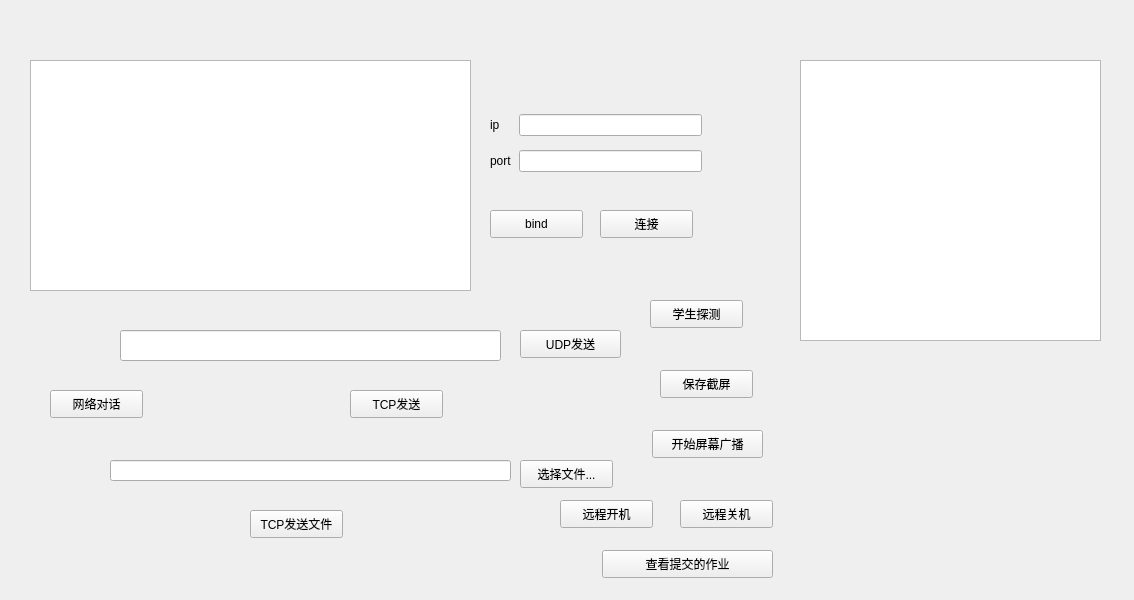
The window that widget.ui (hzy-gitting/DMTJX-Teacher) describes before a commit, drawn with Qt 5.
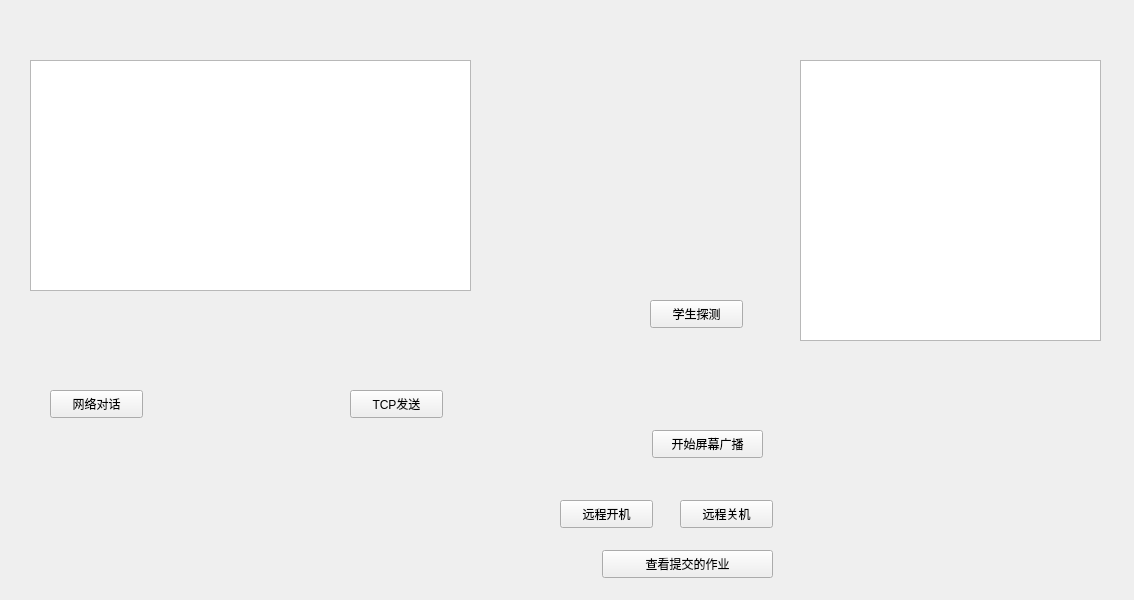
The same window after the commit.

What changed in the file:
```diff
--- a/widget.ui
+++ b/widget.ui
@@ -13,80 +13,6 @@
   <property name="windowTitle">
    <string>教师端</string>
   </property>
-  <widget class="QPushButton" name="pushButton">
-   <property name="geometry">
-    <rect>
-     <x>520</x>
-     <y>330</y>
-     <width>101</width>
-     <height>28</height>
-    </rect>
-   </property>
-   <property name="text">
-    <string>UDP发送</string>
-   </property>
-  </widget>
-  <widget class="QLineEdit" name="lineEdit">
-   <property name="geometry">
-    <rect>
-     <x>120</x>
-     <y>330</y>
-     <width>381</width>
-     <height>31</height>
-    </rect>
-   </property>
-  </widget>
-  <widget class="QWidget" name="gridLayoutWidget">
-   <property name="geometry">
-    <rect>
-     <x>490</x>
-     <y>100</y>
-     <width>212</width>
-     <height>86</height>
-    </rect>
-   </property>
-   <layout class="QGridLayout" name="gridLayout">
-    <property name="horizontalSpacing">
-     <number>7</number>
-    </property>
-    <property name="verticalSpacing">
-     <number>0</number>
-    </property>
-    <item row="1" column="0">
-     <widget class="QLabel" name="label_3">
-      <property name="text">
-       <string>port</string>
-      </property>
-     </widget>
-    </item>
-    <item row="0" column="0">
-     <widget class="QLabel" name="label_2">
-      <property name="text">
-       <string>ip</string>
-      </property>
-     </widget>
-    </item>
-    <item row="0" column="1">
-     <widget class="QLineEdit" name="ipEdit"/>
-    </item>
-    <item row="1" column="1">
-     <widget class="QLineEdit" name="portEdit"/>
-    </item>
-   </layout>
-  </widget>
-  <widget class="QPushButton" name="bindButton">
-   <property name="geometry">
-    <rect>
-     <x>490</x>
-     <y>210</y>
-     <width>93</width>
-     <height>28</height>
-    </rect>
-   </property>
-   <property name="text">
-    <string>bind</string>
-   </property>
-  </widget>
   <widget class="QPushButton" name="tcpSendBtn">
    <property name="geometry">
     <rect>
@@ -100,71 +26,6 @@
     <string>TCP发送</string>
    </property>
   </widget>
-  <widget class="QPushButton" name="connectButton">
-   <property name="geometry">
-    <rect>
-     <x>600</x>
-     <y>210</y>
-     <width>93</width>
-     <height>28</height>
-    </rect>
-   </property>
-   <property name="text">
-    <string>连接</string>
-   </property>
-  </widget>
-  <widget class="QPushButton" name="chooseFileBtn">
-   <property name="geometry">
-    <rect>
-     <x>520</x>
-     <y>460</y>
-     <width>93</width>
-     <height>28</height>
-    </rect>
-   </property>
-   <property name="text">
-    <string>选择文件...</string>
-   </property>
-  </widget>
-  <widget class="QLineEdit" name="filePathEdit">
-   <property name="geometry">
-    <rect>
-     <x>110</x>
-     <y>460</y>
-     <width>401</width>
-     <height>21</height>
-    </rect>
-   </property>
-   <property name="sFileName" stdset="0">
-    <string/>
-   </property>
-  </widget>
-  <widget class="QPushButton" name="tcpSendFileBtn">
-   <property name="geometry">
-    <rect>
-     <x>250</x>
-     <y>510</y>
-     <width>93</width>
-     <height>28</height>
-    </rect>
-   </property>
-   <property name="text">
-    <string>TCP发送文件</string>
-   </property>
-  </widget>
-  <widget class="QPushButton" name="btnSaveScreen">
-   <property name="geometry">
-    <rect>
-     <x>660</x>
-     <y>370</y>
-     <width>93</width>
-     <height>28</height>
-    </rect>
-   </property>
-   <property name="text">
-    <string>保存截屏</string>
-   </property>
-  </widget>
   <widget class="QPushButton" name="pushButton_2">
    <property name="geometry">
     <rect>
```
